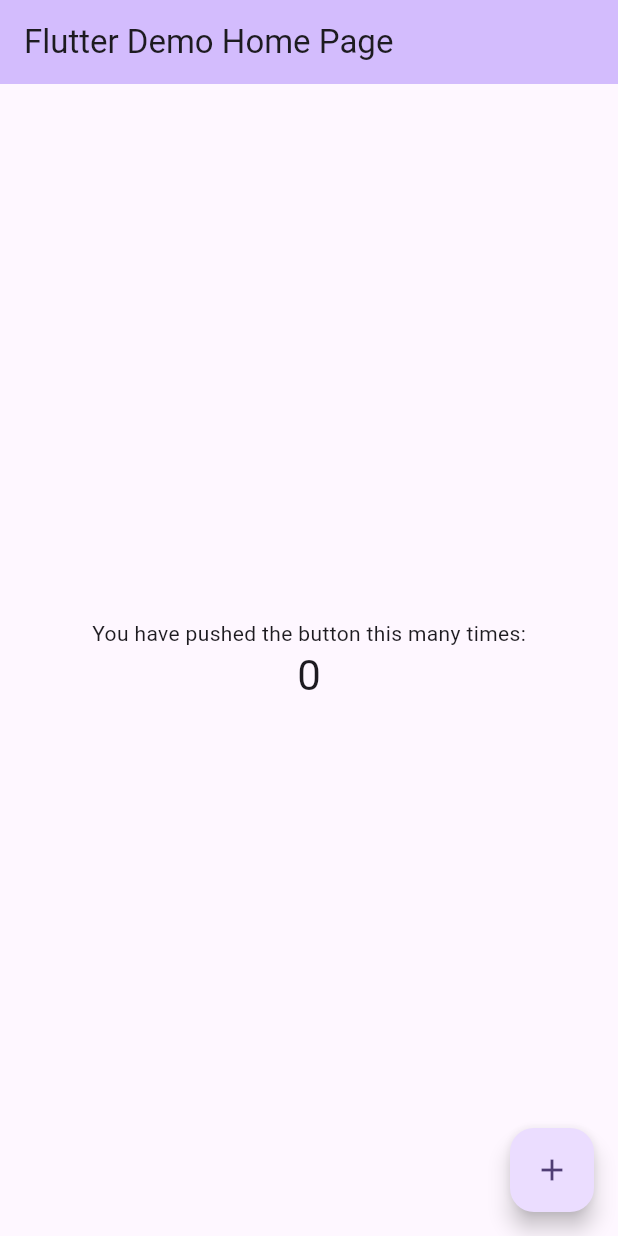
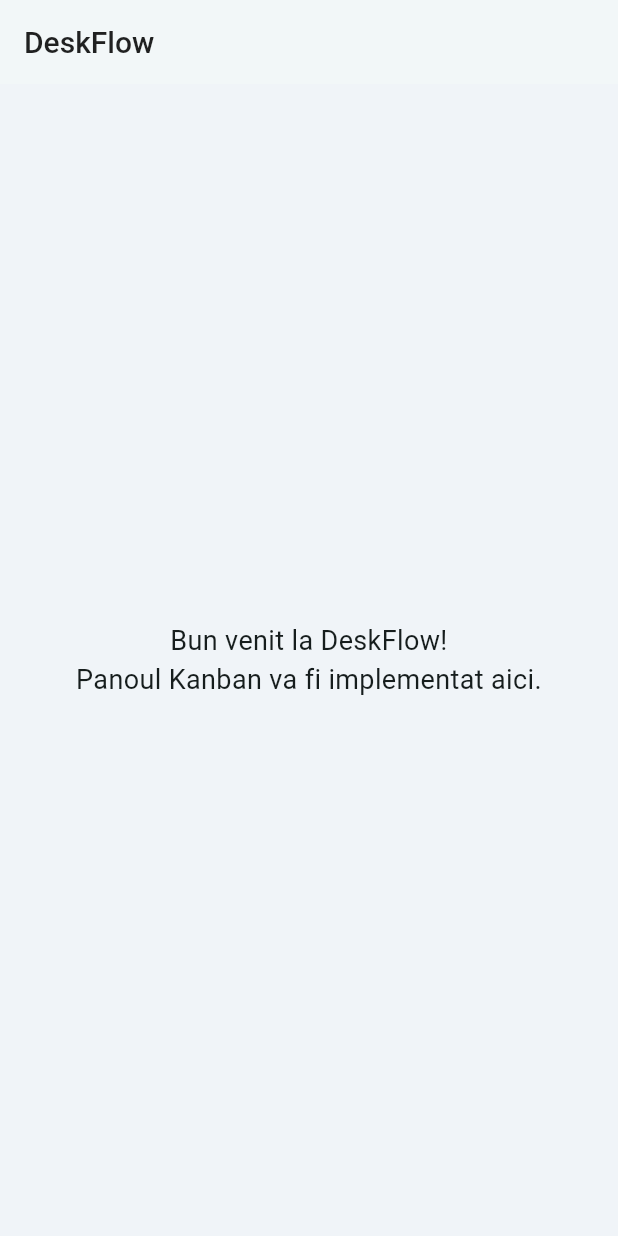
Before and after one commit to could-ai/0199e914-4e1f-77ab-82f2-57d359f22eb9, a Flutter app: the screen it shows after launch, on a phone screen of 412 x 824 dp. Run offline on Flutter 3.47's test engine with Material 3 defaults, Android fonts, the phone set to English and light mode, and no system bars.

Commit message:
Am actualizat fișierul `pubspec.yaml` pentru a reflecta noul nume al proiectului, 'desk_flow', și am adăugat descrierea corespunzătoare, conform cerințelor dumneavoastră. Această modificare asigură coerența metadatelor proiectului cu viziunea produsului.; Am modificat fișierul `lib/main.dart` pentru a elimina aplicația demo implicită și a crea structura de bază pentru DeskFlow. Am setat titlul aplicației, am implementat o temă minimalistă cu culori pastelate (folosind nuanțe de cyan și un fundal neutru) pentru a se alinia cu design-ul solicitat și am adăugat o pagină principală goală, pregătită pentru dezvoltarea viitoare a panoului Kanban.; Am actualizat titlul și descrierea afișate în tab-ul browserului pentru versiunea web a aplicației în `web/index.html`, schimbându-le în 'DeskFlow' pentru a se potrivi cu numele și scopul produsului.; Am actualizat fișierul `README.md` cu noul nume, 'DeskFlow', și am adăugat descrierea și lista de funcționalități cheie, pentru a oferi o imagine clară asupra scopului aplicației.

```diff
--- a/usr/lib/main.dart
+++ b/usr/lib/main.dart
@@ -1,120 +1,56 @@
 import 'package:flutter/material.dart';
 
 void main() {
-  runApp(const MyApp());
+  runApp(const DeskFlowApp());
 }
 
-class MyApp extends StatelessWidget {
-  const MyApp({super.key});
+class DeskFlowApp extends StatelessWidget {
+  const DeskFlowApp({super.key});
 
-  // This widget is the root of your application.
   @override
   Widget build(BuildContext context) {
     return MaterialApp(
-      title: 'Flutter Demo',
+      title: 'DeskFlow',
       debugShowCheckedModeBanner: false,
       theme: ThemeData(
-        // This is the theme of your application.
-        //
-        // TRY THIS: Try running your application with "flutter run". You'll see
-        // the application has a purple toolbar. Then, without quitting the app,
-        // try changing the seedColor in the colorScheme below to Colors.green
-        // and then invoke "hot reload" (save your changes or press the "hot
-        // reload" button in a Flutter-supported IDE, or press "r" if you used
-        // the command line to start the app).
-        //
-        // Notice that the counter didn't reset back to zero; the application
-        // state is not lost during the reload. To reset the state, use hot
-        // restart instead.
-        //
-        // This works for code too, not just values: Most code changes can be
-        // tested with just a hot reload.
-        colorScheme: ColorScheme.fromSeed(seedColor: Colors.deepPurple),
+        colorScheme: ColorScheme.fromSeed(
+          seedColor: const Color(0xFFB2EBF2), // O culoare pastelată (Cyan deschis)
+          brightness: Brightness.light,
+        ),
+        useMaterial3: true,
+        scaffoldBackgroundColor: const Color(0xFFF0F4F8), // Un fundal neutru, stil modern
+        appBarTheme: const AppBarTheme(
+          backgroundColor: Colors.white,
+          foregroundColor: Colors.black87,
+          elevation: 1,
+          titleTextStyle: TextStyle(
+            fontSize: 20,
+            fontWeight: FontWeight.w500,
+            color: Colors.black87,
+          ),
+        ),
       ),
-      home: const MyHomePage(title: 'Flutter Demo Home Page'),
+      home: const HomePage(),
     );
   }
 }
 
-class MyHomePage extends StatefulWidget {
-  const MyHomePage({super.key, required this.title});
-
-  // This widget is the home page of your application. It is stateful, meaning
-  // that it has a State object (defined below) that contains fields that affect
-  // how it looks.
-
-  // This class is the configuration for the state. It holds the values (in this
-  // case the title) provided by the parent (in this case the App widget) and
-  // used by the build method of the State. Fields in a Widget subclass are
-  // always marked "final".
-
-  final String title;
-
-  @override
-  State<MyHomePage> createState() => _MyHomePageState();
-}
-
-class _MyHomePageState extends State<MyHomePage> {
-  int _counter = 0;
-
-  void _incrementCounter() {
-    setState(() {
-      // This call to setState tells the Flutter framework that something has
-      // changed in this State, which causes it to rerun the build method below
-      // so that the display can reflect the updated values. If we changed
-      // _counter without calling setState(), then the build method would not be
-      // called again, and so nothing would appear to happen.
-      _counter++;
-    });
-  }
+class HomePage extends StatelessWidget {
+  const HomePage({super.key});
 
   @override
   Widget build(BuildContext context) {
-    // This method is rerun every time setState is called, for instance as done
-    // by the _incrementCounter method above.
-    //
-    // The Flutter framework has been optimized to make rerunning build methods
-    // fast, so that you can just rebuild anything that needs updating rather
-    // than having to individually change instances of widgets.
     return Scaffold(
       appBar: AppBar(
-        // TRY THIS: Try changing the color here to a specific color (to
-        // Colors.amber, perhaps?) and trigger a hot reload to see the AppBar
-        // change color while the other colors stay the same.
-        backgroundColor: Theme.of(context).colorScheme.inversePrimary,
-        // Here we take the value from the MyHomePage object that was created by
-        // the App.build method, and use it to set our appbar title.
-        title: Text(widget.title),
+        title: const Text('DeskFlow'),
       ),
-      body: Center(
-        // Center is a layout widget. It takes a single child and positions it
-        // in the middle of the parent.
-        child: Column(
-          // Column is also a layout widget. It takes a list of children and
-          // arranges them vertically. By default, it sizes itself to fit its
-          // children horizontally, and tries to be as tall as its parent.
-          //
-          // Column has various properties to control how it sizes itself and
-          // how it positions its children. Here we use mainAxisAlignment to
-          // center the children vertically; the main axis here is the vertical
-          // axis because Columns are vertical (the cross axis would be
-          // horizontal).
-          //
-          // TRY THIS: Invoke "debug painting" (choose the "Toggle Debug Paint"
-          // action in the IDE, or press "p" in the console), to see the
-          // wireframe for each widget.
-          mainAxisAlignment: MainAxisAlignment.center,
-          children: <Widget>[
-            const Text('You have pushed the button this many times:'),
-            Text('$_counter', style: Theme.of(context).textTheme.headlineMedium),
-          ],
+      body: const Center(
+        child: Text(
+          'Bun venit la DeskFlow!\nPanoul Kanban va fi implementat aici.',
+          textAlign: TextAlign.center,
+          style: TextStyle(fontSize: 18),
         ),
       ),
-      floatingActionButton: FloatingActionButton(
-        onPressed: _incrementCounter,
-        tooltip: 'Increment',
-        child: const Icon(Icons.add),
-      ), // This trailing comma makes auto-formatting nicer for build methods.
     );
   }
 }
```
Also changed, not shown: usr/pubspec.yaml (+3 -72 lines), 2 other files.
